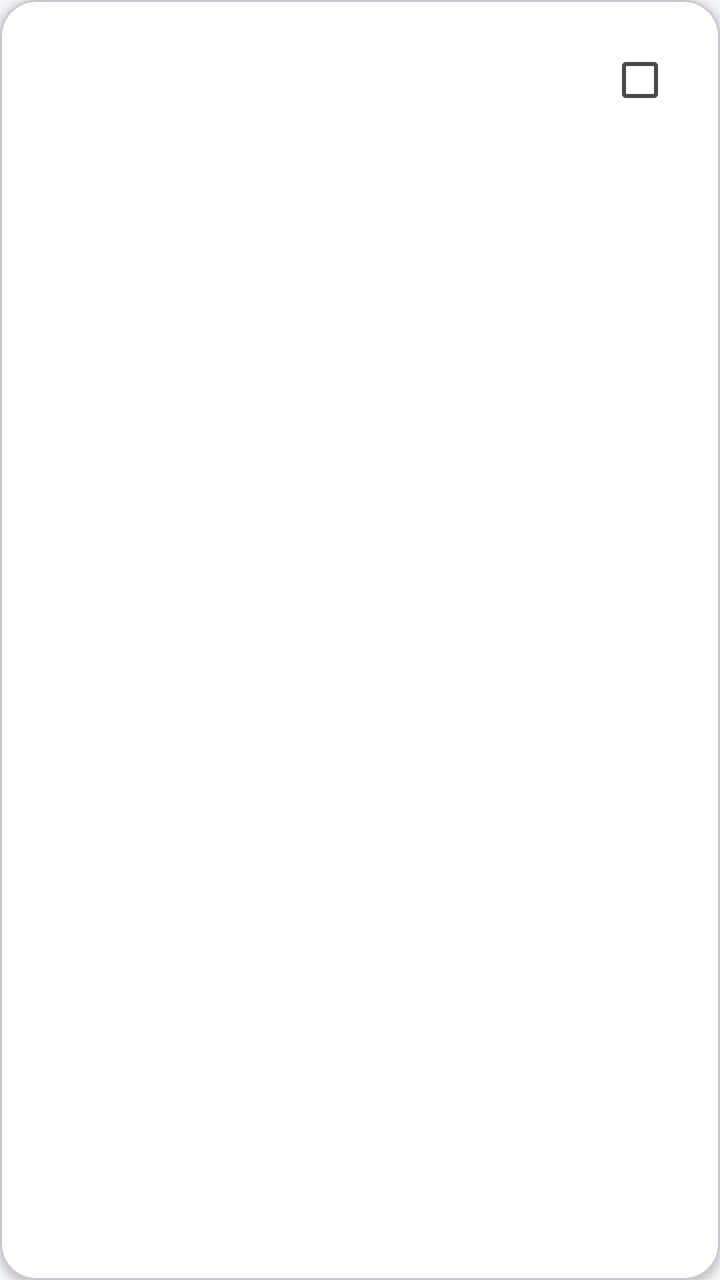
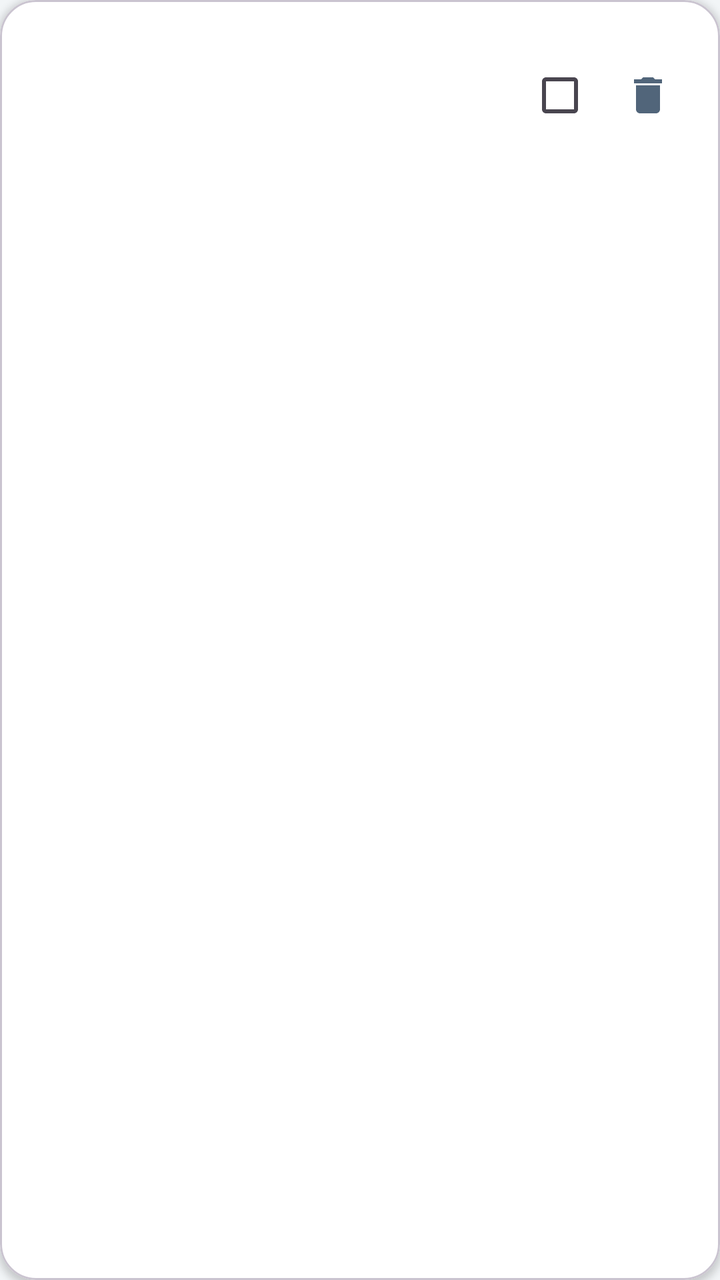

Two renders of the same Android screen: before a commit and after it. Below are the layout's source before the change and the commit's diff.
<!-- AndroidManifest.xml: application theme Theme.AgendaU -->
<!-- res/layout/item_tarea.xml -->
<?xml version="1.0" encoding="utf-8"?>
<com.google.android.material.card.MaterialCardView xmlns:android="http://schemas.android.com/apk/res/android"
    xmlns:app="http://schemas.android.com/apk/res-auto"
    android:layout_width="match_parent"
    android:layout_height="wrap_content"
    android:layout_marginBottom="12dp"
    app:cardBackgroundColor="@color/white"
    app:cardCornerRadius="18dp"
    app:cardElevation="2dp">

    <LinearLayout
        android:layout_width="match_parent"
        android:layout_height="wrap_content"
        android:gravity="center_vertical"
        android:orientation="horizontal"
        android:padding="16dp">

        <View
            android:id="@+id/barra"
            android:layout_width="8dp"
            android:layout_height="48dp"
            android:layout_marginEnd="14dp" />

        <LinearLayout
            android:layout_width="0dp"
            android:layout_height="wrap_content"
            android:layout_weight="1"
            android:orientation="vertical">

            <TextView
                android:id="@+id/txtTitulo"
                android:layout_width="wrap_content"
                android:layout_height="wrap_content"
                android:textColor="@color/navy"
                android:textSize="17sp"
                android:textStyle="bold" />

            <TextView
                android:id="@+id/txtDetalle"
                android:layout_width="wrap_content"
                android:layout_height="wrap_content"
                android:layout_marginTop="2dp"
                android:textColor="@color/mute"
                android:textSize="14sp" />
        </LinearLayout>

        <CheckBox
            android:id="@+id/chkHecha"
            android:layout_width="wrap_content"
            android:layout_height="wrap_content" />
    </LinearLayout>
</com.google.android.material.card.MaterialCardView>
<!-- resources referenced by this layout -->
<resources>
  <color name="mute">#51657A</color>
  <color name="navy">#10304A</color>
  <color name="white">#FFFFFF</color>
  <style name="Theme.AgendaU" parent="Theme.Material3.DayNight.NoActionBar">
          <item name="colorPrimary">@color/navy</item>
          <item name="colorSecondary">@color/orange</item>
          <item name="android:statusBarColor">@color/navy</item>
          <item name="android:windowBackground">@color/bg</item>
      </style>
  <color name="orange">#FF7A3D</color>
  <color name="bg">#F2F5F7</color>
</resources>

<!-- the commit's change to res/layout/item_tarea.xml (unified diff, before → after) -->
@@ -18,7 +18,7 @@
         <View
             android:id="@+id/barra"
             android:layout_width="8dp"
-            android:layout_height="48dp"
+            android:layout_height="56dp"
             android:layout_marginEnd="14dp" />
 
         <LinearLayout
@@ -42,11 +42,28 @@
                 android:layout_marginTop="2dp"
                 android:textColor="@color/mute"
                 android:textSize="14sp" />
+
+            <TextView
+                android:id="@+id/txtPrioridad"
+                android:layout_width="wrap_content"
+                android:layout_height="wrap_content"
+                android:layout_marginTop="2dp"
+                android:textSize="13sp"
+                android:textStyle="bold" />
         </LinearLayout>
 
         <CheckBox
             android:id="@+id/chkHecha"
             android:layout_width="wrap_content"
             android:layout_height="wrap_content" />
+
+        <ImageButton
+            android:id="@+id/btnBorrar"
+            android:layout_width="40dp"
+            android:layout_height="40dp"
+            android:background="@android:color/transparent"
+            android:contentDescription="Eliminar tarea"
+            android:src="@drawable/ic_borrar"
+            app:tint="@color/mute" />
     </LinearLayout>
 </com.google.android.material.card.MaterialCardView>
<!-- resource entries referenced after the edit -->
@@ -3,6 +3,11 @@
   <color name="mute">#51657A</color>
   <color name="navy">#10304A</color>
   <color name="white">#FFFFFF</color>
+  <!-- drawable ic_borrar (drawable) -->
+  <vector xmlns:android="http://schemas.android.com/apk/res/android"
+      android:width="24dp" android:height="24dp" android:viewportWidth="24" android:viewportHeight="24">
+      <path android:fillColor="#FF000000" android:pathData="M6,19c0,1.1 0.9,2 2,2h8c1.1,0 2,-0.9 2,-2V7H6v12zM19,4h-3.5l-1,-1h-5l-1,1H5v2h14V4z" />
+  </vector>
   <style name="Theme.AgendaU" parent="Theme.Material3.DayNight.NoActionBar">
           <item name="colorPrimary">@color/navy</item>
           <item name="colorSecondary">@color/orange</item>
